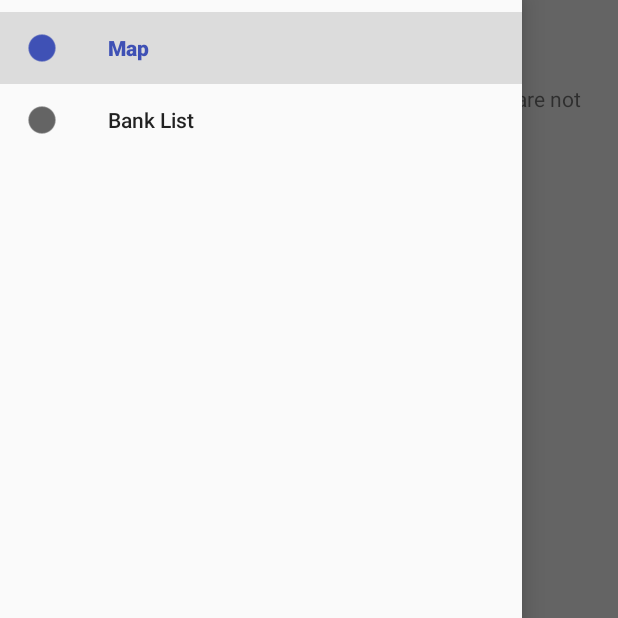
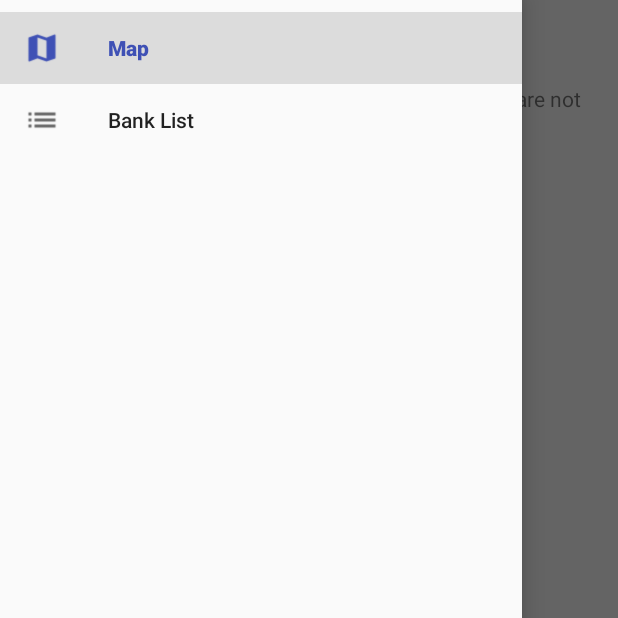
Before and after one commit to RumiRajbhandari/Firebase, an Android app: the MainActivity screen opened directly, with no data from a screen before it, with the side drawer open, on a phone screen of 412 x 824 dp, the top half of it. Run offline under Robolectric (Android 15) with nearby library versions, the phone set to English and light mode, and no system bars; our stand-ins replace Firebase (no records; nobody signed in at launch, a user with empty details on screens opened directly); libraries missing offline, so code that uses them is left out: com.firebase.client.

Commit message:
navigation drawer icon added

```diff
--- a/app/src/main/java/com/example/root/atmdata/ui/MainActivity.java
+++ b/app/src/main/java/com/example/root/atmdata/ui/MainActivity.java
@@ -107,6 +107,7 @@ public class MainActivity extends BaseActivity implements ValueEventListener,
             bank.setOpeningHours((String) snapshot.child(MyConstants.KEY_OPENING_HOURS)
                     .getValue());
             bank.setUrl((String) snapshot.child(MyConstants.KEY_URL).getValue());
+            Log.e(TAG, "onDataChange: "+bank.getName() );
 
             List<Atm> atmList = new ArrayList<>();
             // looping for atm 0, 1, 2 ...
--- a/app/src/main/res/menu/menu_drawer.xml
+++ b/app/src/main/res/menu/menu_drawer.xml
@@ -6,13 +6,13 @@
     <item
         android:id="@+id/navigation_map"
         android:title="Map"
-        android:icon="@drawable/record"
+        android:icon="@drawable/ic_map_black_24dp"
      />
 
     <item
         android:id="@+id/navigation_bank"
         android:title="Bank List"
-        android:icon="@drawable/record"/>
+        android:icon="@drawable/ic_list_black_24dp"/>
     </group>
 
 </menu>
```
Also changed, not shown: app/src/main/java/com/example/root/atmdata/AtmDetails.java (+1 -7 lines), app/src/main/res/drawable/ic_launcher_list.png (added), app/src/main/res/drawable/ic_list_black_24dp.png (added), app/src/main/res/drawable/ic_map_black_24dp.png (added).
